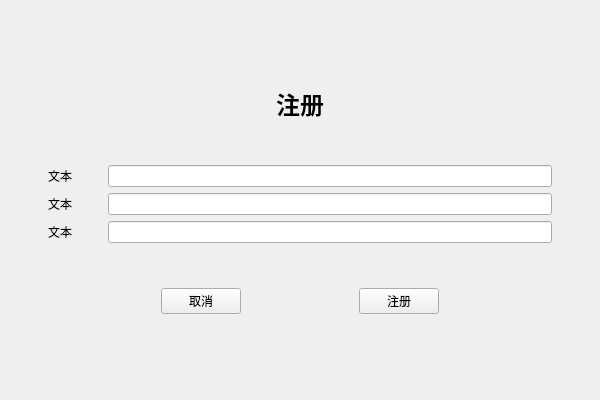
First picture: the form in ui/reg.ui, repository fanenr/cxx-DS-client, before the edit.
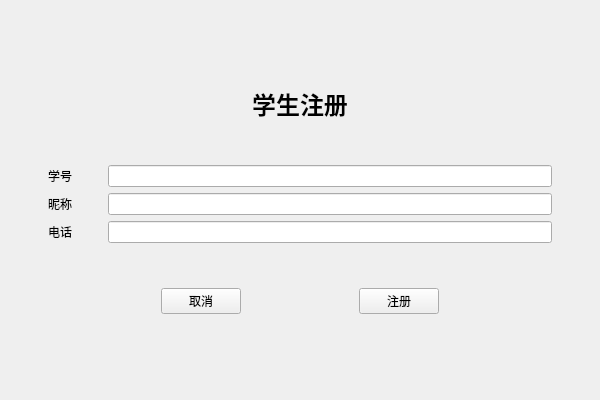
Second picture: the form after the edit.

Diff of the .ui file:
```diff
--- a/ui/reg.ui
+++ b/ui/reg.ui
@@ -51,7 +51,7 @@
          </font>
         </property>
         <property name="text">
-         <string>注册</string>
+         <string>学生注册</string>
         </property>
         <property name="alignment">
          <set>Qt::AlignCenter</set>
@@ -81,7 +81,7 @@
       <item row="0" column="0">
        <widget class="QLabel" name="label2">
         <property name="text">
-         <string>文本</string>
+         <string>学号</string>
         </property>
        </widget>
       </item>
@@ -91,14 +91,14 @@
       <item row="1" column="0">
        <widget class="QLabel" name="label3">
         <property name="text">
-         <string>文本</string>
+         <string>昵称</string>
         </property>
        </widget>
       </item>
       <item row="2" column="0">
        <widget class="QLabel" name="label4">
         <property name="text">
-         <string>文本</string>
+         <string>电话</string>
         </property>
        </widget>
       </item>
```
Left out of the diff: 2 changed lines with no effect on the pictures.
